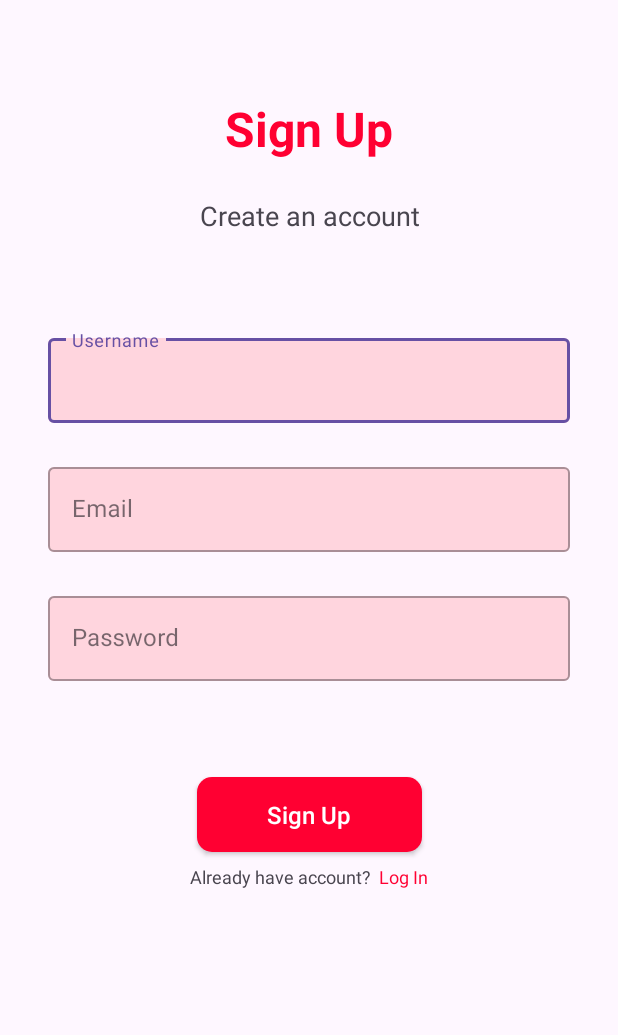
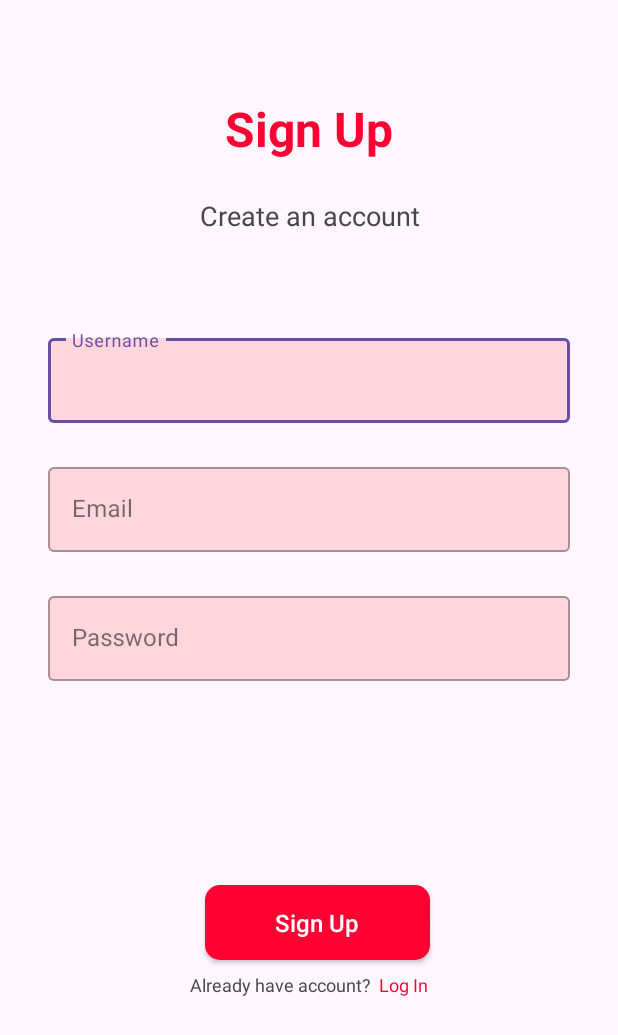
Before and after one commit to iamryanrmdn/ChiliChecker, an Android app: the SignupActivity screen opened directly, with no data from a screen before it, on a phone screen of 412 x 824 dp. Shown: the top 1035 px of the screen. Run offline under Robolectric (Android 15) with nearby library versions, the light colour scheme and no system bars.

Commit message:
geser tombol

```diff
--- a/app/src/main/res/layout/activity_signup.xml
+++ b/app/src/main/res/layout/activity_signup.xml
@@ -110,13 +110,14 @@
         android:id="@+id/btn_signup"
         android:layout_width="150dp"
         android:layout_height="50dp"
-        android:layout_marginTop="64dp"
+        android:layout_marginTop="136dp"
+        android:background="@drawable/bg_btn"
         android:text="@string/title_signup"
+        android:textAllCaps="false"
+        android:textColor="@color/white"
         android:textSize="16sp"
-        android:textColor="@color/white"
-        android:textAllCaps="false"
-        android:background="@drawable/bg_btn"
         app:layout_constraintEnd_toEndOf="parent"
+        app:layout_constraintHorizontal_bias="0.521"
         app:layout_constraintStart_toStartOf="parent"
         app:layout_constraintTop_toBottomOf="@+id/password_edit_text_layout" />
 
```
